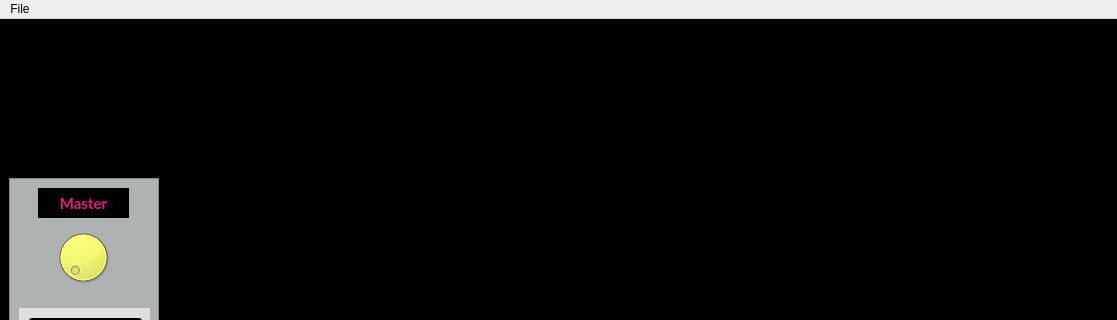
First picture: the form in gui.ui, repository Vampouille/superboucle, before the edit; both pictures show x 0 to 1117 and y 0 to 320 of the 1117 by 943 pixel window.
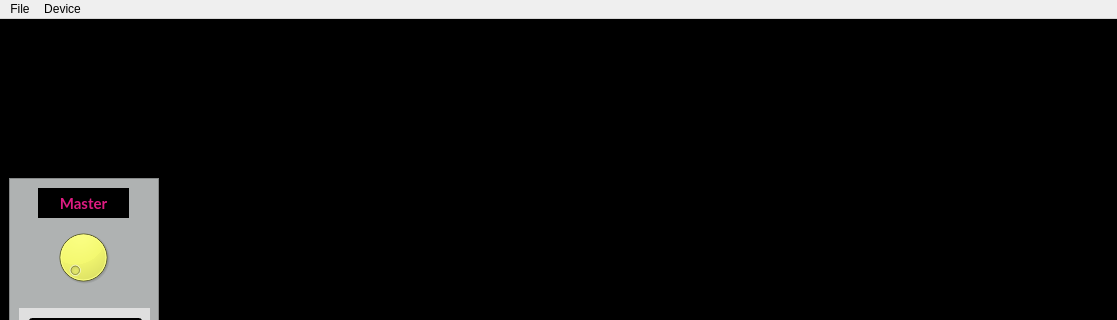
Second picture: the form after the edit. Icons and pictures are not drawn. Custom widgets are drawn as their Qt base class.

Commit message: expand add device window

The edit to the form file:
```diff
--- a/gui.ui
+++ b/gui.ui
@@ -466,7 +466,15 @@
     <addaction name="actionQuit"/>
     <addaction name="actionSave_As"/>
    </widget>
+   <widget class="QMenu" name="menuDevice">
+    <property name="title">
+     <string>Device</string>
+    </property>
+    <addaction name="actionAdd_Device"/>
+    <addaction name="separator"/>
+   </widget>
    <addaction name="menuFile"/>
+   <addaction name="menuDevice"/>
   </widget>
   <widget class="QStatusBar" name="statusbar"/>
   <action name="actionNew">
```
Left out of the diff: 5 changed lines with no effect on the pictures. The commit also changes 2 other files.
